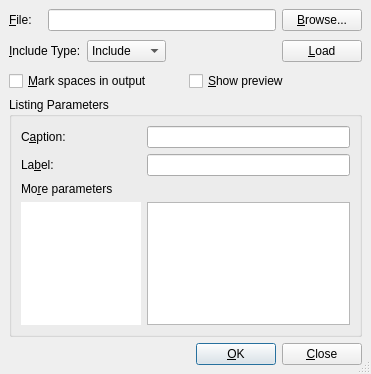
Qt form src/frontends/qt4/ui/IncludeUi.ui (cburschka/lyx) before a commit.
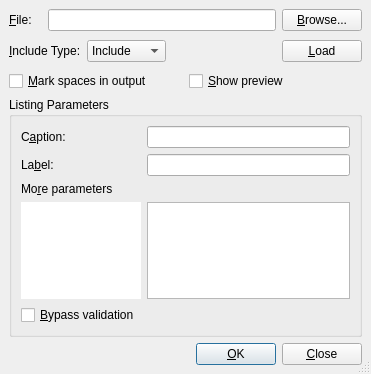
The same form after that commit.

Commit message: Add bypass validation checkboxes to listings related dialogs

What changed in the file:
```diff
--- a/src/frontends/qt4/ui/IncludeUi.ui
+++ b/src/frontends/qt4/ui/IncludeUi.ui
@@ -60,6 +60,16 @@
         </property>
        </widget>
       </item>
+      <item row="4" column="0" colspan="2" >
+       <widget class="QCheckBox" name="bypassCB" >
+        <property name="toolTip" >
+         <string>Check it to enter parameters that are not recognizable by lyx</string>
+        </property>
+        <property name="text" >
+         <string>&amp;Bypass validation</string>
+        </property>
+       </widget>
+      </item>
       <item row="0" column="1" >
        <widget class="QLineEdit" name="captionLE" >
         <property name="minimumSize" >
```
The commit also changes 8 other files.
